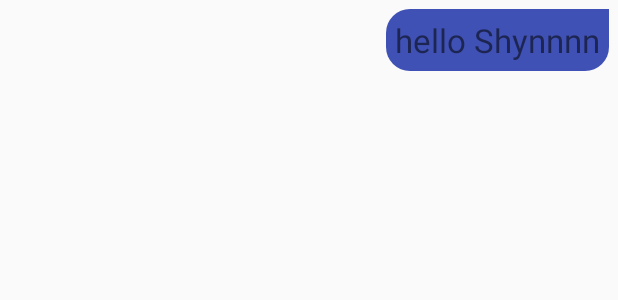
After one commit to zyot249/MyChatApp, an Android app: the layout list_item_right_msg.xml on its own in the app's theme, with its tools: preview values and no code run, on a phone screen of 412 x 824 dp. The commit adds this screen. Shown: the top 300 px of the screen. Run offline under Robolectric (Android 15) with nearby library versions, the phone set to English and light mode, and no system bars.

Commit message:
update 27/03/2019

```diff
--- a/app/src/main/AndroidManifest.xml
+++ b/app/src/main/AndroidManifest.xml
@@ -24,6 +24,7 @@
         <activity
             android:name=".RegisterActivity"
             android:parentActivityName=".StartActivity" />
+        <activity android:name=".MessageActivity"></activity>
     </application>
 
 </manifest>
--- a/app/src/main/java/com/shyn/zyot/wind/mychatapp/Model/User.java
+++ b/app/src/main/java/com/shyn/zyot/wind/mychatapp/Model/User.java
@@ -1,6 +1,4 @@
 package com.shyn.zyot.wind.mychatapp.Model;
-
-import java.util.List;
 
 public class User {
     private String id;
--- a/app/src/main/java/com/shyn/zyot/wind/mychatapp/RegisterActivity.java
+++ b/app/src/main/java/com/shyn/zyot/wind/mychatapp/RegisterActivity.java
@@ -40,6 +40,7 @@ public class RegisterActivity extends AppCompatActivity {
         setSupportActionBar(toolbar);
         getSupportActionBar().setTitle("Register");
         getSupportActionBar().setDisplayHomeAsUpEnabled(true);
+
 
         // find view
         edtName = findViewById(R.id.edtName);
--- /dev/null
+++ b/app/src/main/res/drawable/message_box_right.xml
@@ -0,0 +1,11 @@
+<?xml version="1.0" encoding="utf-8"?>
+<shape xmlns:android="http://schemas.android.com/apk/res/android"
+    android:shape="rectangle">
+
+    <corners
+        android:radius="16dp"
+        android:topRightRadius="0dp" />
+
+    <solid android:color="@color/colorPrimary" />
+
+</shape>
--- /dev/null
+++ b/app/src/main/res/layout/list_item_right_msg.xml
@@ -0,0 +1,29 @@
+<?xml version="1.0" encoding="utf-8"?>
+<RelativeLayout xmlns:android="http://schemas.android.com/apk/res/android"
+    android:layout_width="match_parent"
+    android:layout_height="wrap_content"
+    android:padding="6dp">
+
+    <RelativeLayout
+        android:layout_width="300dp"
+        android:layout_height="wrap_content"
+        android:layout_alignParentRight="true">
+
+        <de.hdodenhof.circleimageview.CircleImageView
+            android:id="@+id/userImage"
+            android:layout_width="wrap_content"
+            android:layout_height="wrap_content"
+            android:visibility="gone" />
+
+        <TextView
+            android:id="@+id/tvMessage"
+            android:layout_width="wrap_content"
+            android:layout_height="wrap_content"
+            android:layout_alignParentRight="true"
+            android:background="@drawable/message_box_right"
+            android:gravity="left"
+            android:padding="6dp"
+            android:text="hello Shynnnn"
+            android:textSize="22dp" />
+    </RelativeLayout>
+</RelativeLayout>
--- a/app/src/main/res/values/dimens.xml
+++ b/app/src/main/res/values/dimens.xml
@@ -1,4 +1,5 @@
 <?xml version="1.0" encoding="utf-8"?>
 <resources>
     <dimen name="text_button_dimen">18dp</dimen>
+    <dimen name="name_on_toolbar">16dp</dimen>
 </resources>
```
Also changed, not shown: app/src/main/java/com/shyn/zyot/wind/mychatapp/Adapter/MessageAdapter.java (added, +84 -0 lines), app/src/main/java/com/shyn/zyot/wind/mychatapp/Adapter/UserAdapter.java (+11 -1 lines), app/src/main/java/com/shyn/zyot/wind/mychatapp/MessageActivity.java (added, +173 -0 lines), app/src/main/java/com/shyn/zyot/wind/mychatapp/Model/Message.java (added, +30 -0 lines), app/src/main/res/drawable/message_box_left.xml (added, +8 -0 lines), app/src/main/res/layout/activity_message.xml (added, +78 -0 lines), app/src/main/res/layout/list_item_left_msg.xml (added, +31 -0 lines), app/src/main/ic_send-web.png (added), app/src/main/res/mipmap-hdpi/ic_send.png (added), app/src/main/res/mipmap-mdpi/ic_send.png (added), app/src/main/res/mipmap-xhdpi/ic_send.png (added), app/src/main/res/mipmap-xxhdpi/ic_send.png (added), app/src/main/res/mipmap-xxxhdpi/ic_send.png (added).
